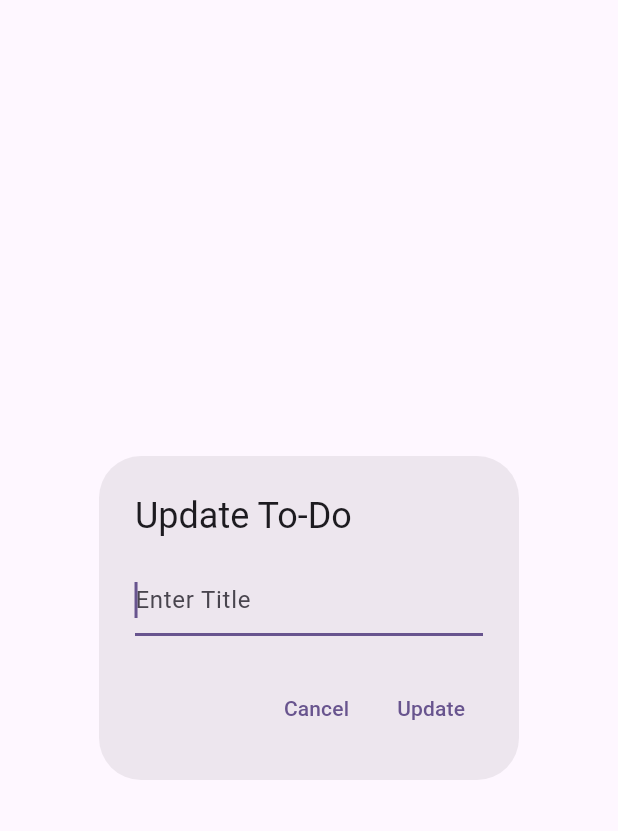
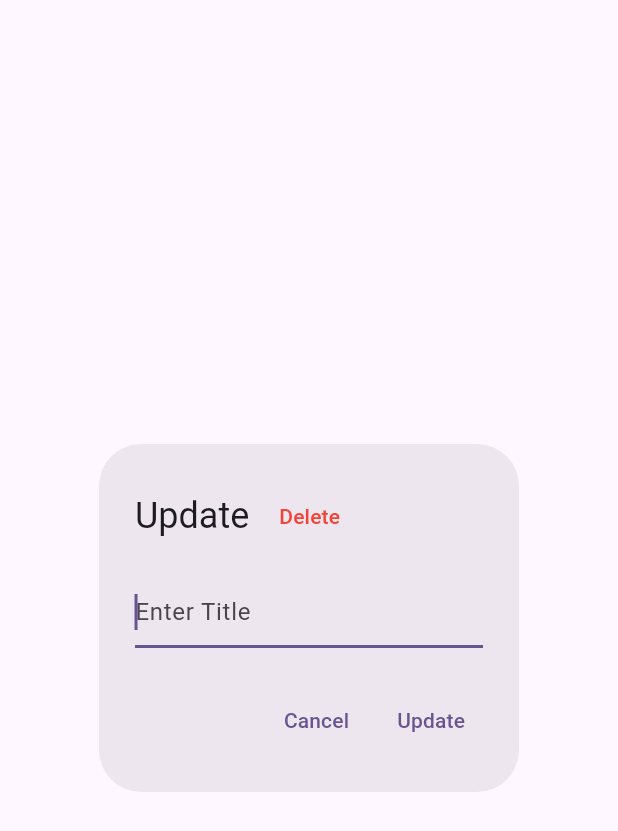
Before and after one commit to armanmaurya/mindlist, a Flutter app: the UpdateTodoDialog widget shown alone on an empty page, opened directly with empty values, on a phone screen of 412 x 824 dp. Shown: the top 831 px of the screen. Run offline on Flutter 3.47's test engine with Material 3 defaults, Android fonts, the phone set to English and light mode, and no system bars; our stand-ins replace implicitly_animated_reorderable_list_2, shared_preferences; accounts and stored records are empty.

Commit message:
Implemented Delete feature

```diff
--- a/lib/widgets/update_todo_dialog.dart
+++ b/lib/widgets/update_todo_dialog.dart
@@ -2,8 +2,14 @@ import 'package:flutter/material.dart';
 
 class UpdateTodoDialog extends StatefulWidget {
   final Function(String title) onUpdate;
+  final Function() onDelete;
   final String initialValue;
-  const UpdateTodoDialog({super.key, required this.onUpdate, required this.initialValue});
+  const UpdateTodoDialog({
+    super.key,
+    required this.onUpdate,
+    required this.initialValue,
+    required this.onDelete
+  });
 
   @override
   State<UpdateTodoDialog> createState() => _UpdateTodoDialogState();
@@ -20,26 +26,46 @@ class _UpdateTodoDialogState extends State<UpdateTodoDialog> {
   @override
   Widget build(BuildContext context) {
     return AlertDialog(
-      title: Text("Update To-Do"),
+      title: Row(
+        crossAxisAlignment: CrossAxisAlignment.center,
+        spacing: 8,
+        children: [
+          Text("Update"),
+          TextButton(
+            onPressed: () {
+              widget.onDelete();
+              Navigator.of(context).pop();
+            },
+            style: ButtonStyle(
+              foregroundColor: WidgetStateProperty.all(Colors.red)
+            ),
+            child: Text("Delete"),
+          ),
+        ],
+      ),
       content: TextField(
         controller: controller,
         autocorrect: true,
         autofocus: true,
-        decoration: const InputDecoration(
-          hintText: "Enter Title"
-        ),
+        decoration: const InputDecoration(hintText: "Enter Title"),
       ),
       actions: [
-        TextButton(onPressed: () {
-          Navigator.of(context).pop();
-        }, child: Text("Cancel")),
-        TextButton(onPressed: () {
-          final text = controller.text.trim();
-          if (text.isNotEmpty) {
-            widget.onUpdate(text);
+        TextButton(
+          onPressed: () {
             Navigator.of(context).pop();
-          }
-        }, child: Text("Update")),
+          },
+          child: Text("Cancel"),
+        ),
+        TextButton(
+          onPressed: () {
+            final text = controller.text.trim();
+            if (text.isNotEmpty) {
+              widget.onUpdate(text);
+              Navigator.of(context).pop();
+            }
+          },
+          child: Text("Update"),
+        ),
       ],
     );
   }
--- a/pubspec.yaml
+++ b/pubspec.yaml
@@ -36,6 +36,7 @@ dependencies:
   cupertino_icons: ^1.0.8
   shared_preferences: ^2.5.3
   implicitly_animated_reorderable_list_2: ^0.6.0
+  flutter_slidable: ^4.0.0
 
 dev_dependencies:
   flutter_test:
```
Also changed, not shown: lib/screens/home.dart (+52 -5 lines), lib/widgets/todo_item.dart (+14 -20 lines), pubspec.lock.
